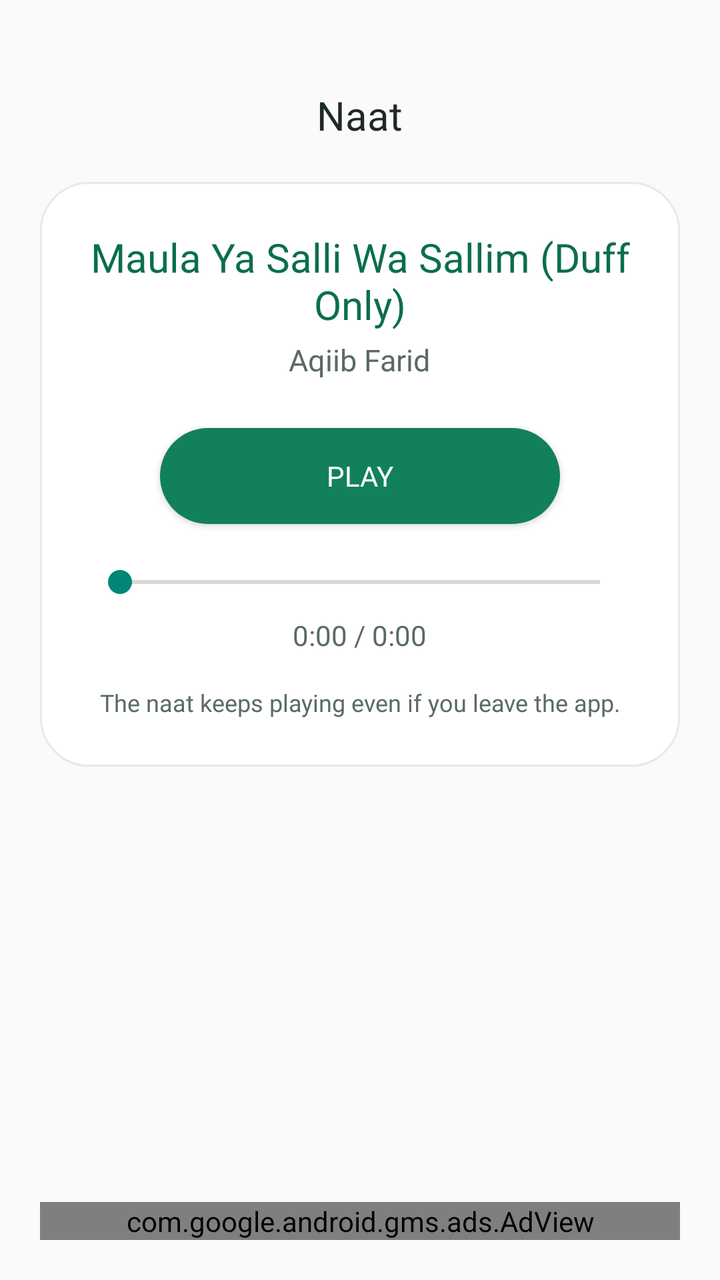
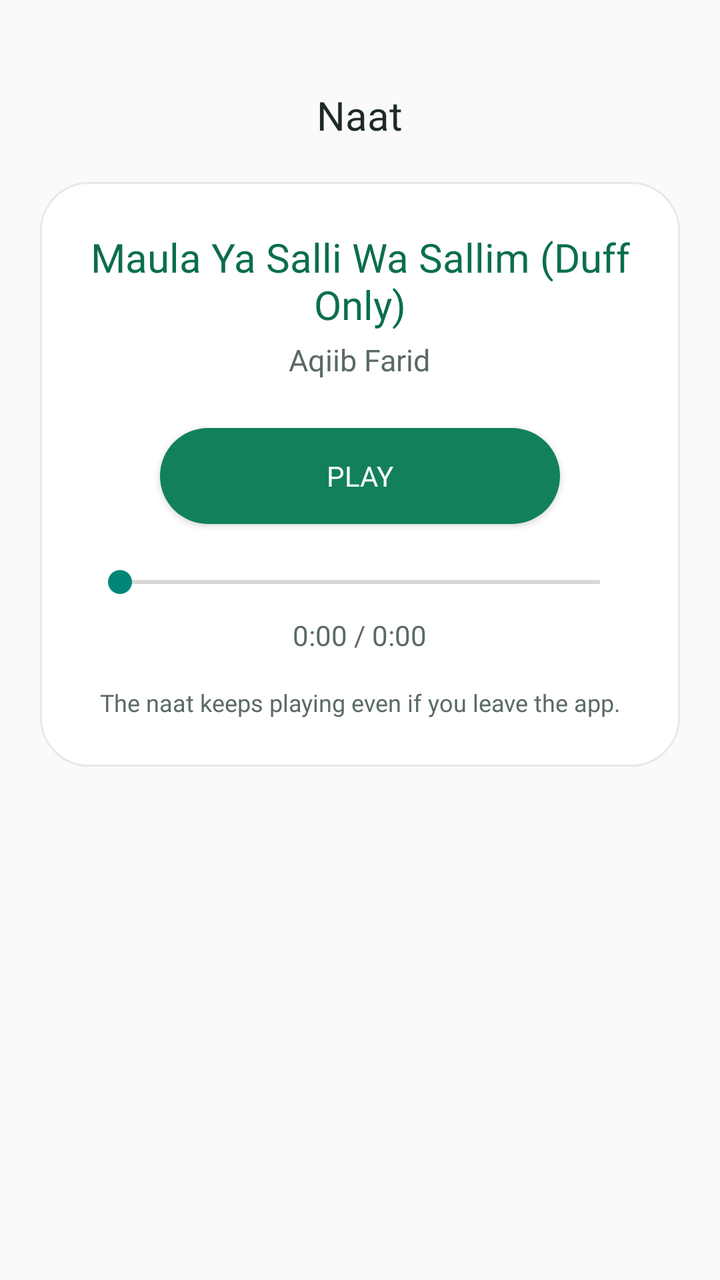

Two renders of the same Android screen: before a commit and after it. Below are the layout's source before the change and the commit's diff.
<!-- AndroidManifest.xml: application theme android:Theme.Material.Light.DarkActionBar -->
<!-- res/layout/fragment_naat.xml -->
<?xml version="1.0" encoding="utf-8"?>
<ScrollView xmlns:android="http://schemas.android.com/apk/res/android"
    xmlns:ads="http://schemas.android.com/apk/res-auto"
    android:layout_width="match_parent"
    android:layout_height="match_parent"
    android:fillViewport="true">

    <LinearLayout
        android:layout_width="match_parent"
        android:layout_height="wrap_content"
        android:orientation="vertical"
        android:gravity="center_horizontal"
        android:padding="20dp">

        <TextView
            android:layout_width="wrap_content"
            android:layout_height="wrap_content"
            android:layout_marginTop="24dp"
            android:text="@string/naat_section_title"
            android:textColor="@color/text_primary"
            android:textSize="20sp"
            android:fontFamily="@font/roboto_bold" />

        <LinearLayout
            android:layout_width="match_parent"
            android:layout_height="wrap_content"
            android:layout_marginTop="20dp"
            android:orientation="vertical"
            android:background="@drawable/card_rounded"
            android:padding="24dp"
            android:gravity="center_horizontal">

            <TextView
                android:layout_width="wrap_content"
                android:layout_height="wrap_content"
                android:text="@string/naat_title"
                android:textColor="@color/accent_dark"
                android:textSize="20sp"
                android:fontFamily="@font/roboto_bold"
                android:gravity="center" />

            <TextView
                android:layout_width="wrap_content"
                android:layout_height="wrap_content"
                android:layout_marginTop="4dp"
                android:text="@string/naat_artist"
                android:textColor="@color/text_secondary"
                android:textSize="15sp"
                android:fontFamily="@font/roboto_regular" />

            <Button
                android:id="@+id/btn_play"
                android:layout_width="200dp"
                android:layout_height="wrap_content"
                android:layout_marginTop="24dp"
                android:background="@drawable/btn_primary"
                android:text="@string/play"
                android:textColor="#FFFFFF"
                android:fontFamily="@font/roboto_medium" />

            <SeekBar
                android:id="@+id/seekbar"
                android:layout_width="match_parent"
                android:layout_height="wrap_content"
                android:layout_marginTop="20dp" />

            <TextView
                android:id="@+id/tv_time"
                android:layout_width="wrap_content"
                android:layout_height="wrap_content"
                android:layout_marginTop="8dp"
                android:text="0:00 / 0:00"
                android:textColor="@color/text_secondary"
                android:textSize="14sp"
                android:fontFamily="@font/roboto_regular" />

            <TextView
                android:layout_width="wrap_content"
                android:layout_height="wrap_content"
                android:layout_marginTop="16dp"
                android:text="@string/naat_bg_note"
                android:textColor="@color/text_secondary"
                android:textSize="12sp"
                android:fontFamily="@font/roboto_regular"
                android:gravity="center" />
        </LinearLayout>

        <View
            android:layout_width="match_parent"
            android:layout_height="0dp"
            android:layout_weight="1" />

        <com.google.android.gms.ads.AdView
            android:id="@+id/adView"
            android:layout_width="match_parent"
            android:layout_height="wrap_content"
            android:layout_marginTop="16dp"
            android:layout_gravity="center_horizontal"
            ads:adSize="BANNER"
            ads:adUnitId="@string/banner_ad_unit_id" />
    </LinearLayout>
</ScrollView>
<!-- resources referenced by this layout -->
<resources>
  <color name="accent_dark">#0B6E4F</color>
  <color name="text_primary">#1E2A24</color>
  <color name="text_secondary">#5A6B62</color>
  <!-- drawable btn_primary (drawable) -->
  <?xml version="1.0" encoding="utf-8"?>
  <shape xmlns:android="http://schemas.android.com/apk/res/android" android:shape="rectangle">
      <solid android:color="@color/accent" />
      <corners android:radius="28dp" />
  </shape>
  <!-- drawable card_rounded (drawable) -->
  <?xml version="1.0" encoding="utf-8"?>
  <shape xmlns:android="http://schemas.android.com/apk/res/android" android:shape="rectangle">
      <solid android:color="@color/bg_card" />
      <corners android:radius="24dp" />
      <stroke android:width="1dp" android:color="#14000000" />
  </shape>
  <string name="banner_ad_unit_id">ca-app-pub-3940256099942544/6300978111</string>
  <string name="naat_artist">Aqiib Farid</string>
  <string name="naat_bg_note">The naat keeps playing even if you leave the app.</string>
  <string name="naat_section_title">Naat</string>
  <string name="naat_title">Maula Ya Salli Wa Sallim (Duff Only)</string>
  <string name="play">Play</string>
  <color name="accent">#12805C</color>
  <color name="bg_card">#FFFFFF</color>
</resources>

<!-- the commit's change to res/layout/fragment_naat.xml (unified diff, before → after) -->
@@ -89,14 +89,5 @@
             android:layout_width="match_parent"
             android:layout_height="0dp"
             android:layout_weight="1" />
-
-        <com.google.android.gms.ads.AdView
-            android:id="@+id/adView"
-            android:layout_width="match_parent"
-            android:layout_height="wrap_content"
-            android:layout_marginTop="16dp"
-            android:layout_gravity="center_horizontal"
-            ads:adSize="BANNER"
-            ads:adUnitId="@string/banner_ad_unit_id" />
     </LinearLayout>
 </ScrollView>
<!-- resource entries referenced after the edit -->
@@ -16,7 +16,6 @@
       <corners android:radius="24dp" />
       <stroke android:width="1dp" android:color="#14000000" />
   </shape>
-  <string name="banner_ad_unit_id">ca-app-pub-3940256099942544/6300978111</string>
   <string name="naat_artist">Aqiib Farid</string>
   <string name="naat_bg_note">The naat keeps playing even if you leave the app.</string>
   <string name="naat_section_title">Naat</string>
